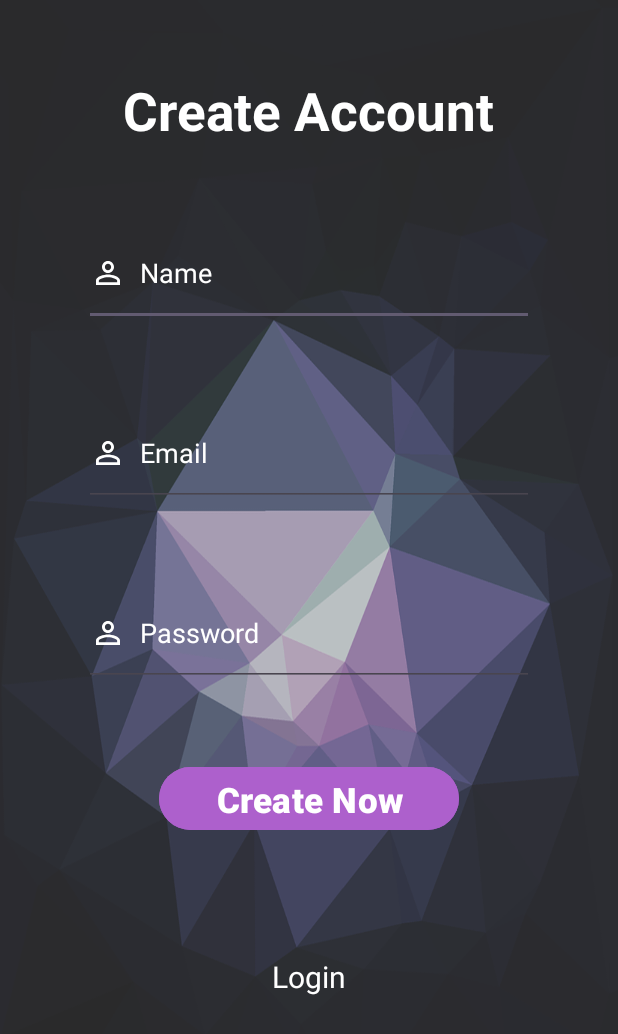
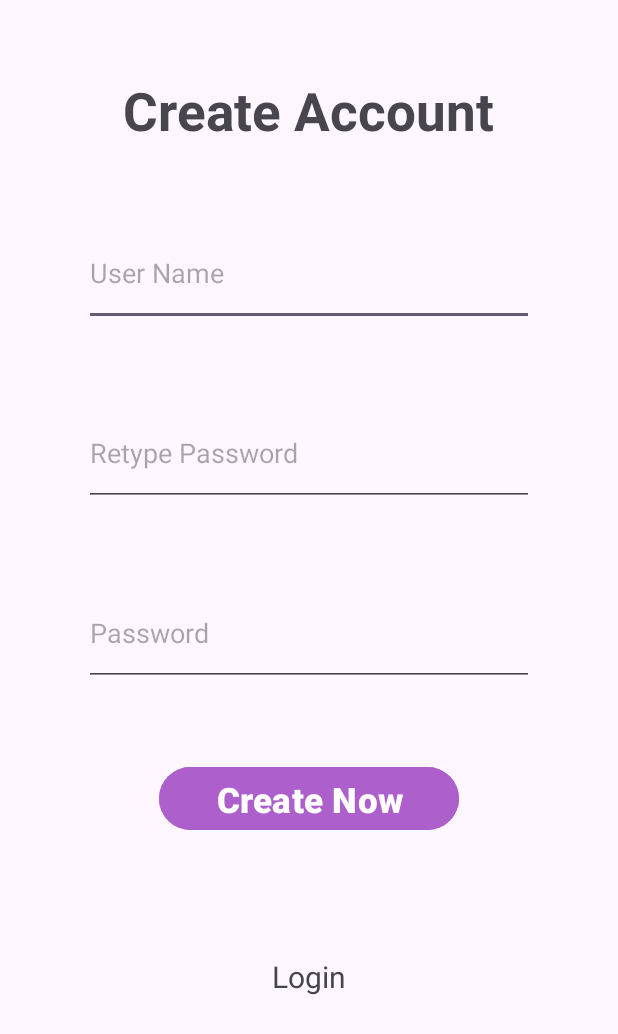
Before and after one commit to Akshadyemul/MicroProject, an Android app: the screen it shows after launch (CreateAccountActivity), after a tap on "Create Account", on a phone screen of 412 x 824 dp. Shown: the top 1034 px of the screen. Run offline under Robolectric (Android 15) with nearby library versions, the phone set to English and light mode, and no system bars.

Commit message:
micro project completed

```diff
--- a/app/src/main/java/com/akshadyemul/microproject/CreateAccountActivity.java
+++ b/app/src/main/java/com/akshadyemul/microproject/CreateAccountActivity.java
@@ -8,36 +8,68 @@ import android.view.View;
 import android.widget.Button;
 import android.widget.EditText;
 import android.widget.TextView;
+import android.widget.Toast;
 
 public class CreateAccountActivity extends AppCompatActivity {
+
+    TextView btnLogin;
+    EditText etUsername,etPassword,etRePassword;
+    Button btnCreateAccount;
+    DBHelper dbHelper;
 
     @Override
     protected void onCreate(Bundle savedInstanceState) {
         super.onCreate(savedInstanceState);
         setContentView(R.layout.activity_create_account);
 
-        TextView loginbt = findViewById(R.id.loginbt);
-        EditText nameET = findViewById(R.id.name);
-        EditText emailET = findViewById(R.id.email);
-        Button createAccountbt = findViewById(R.id.createaccountbt);
+        Intent login = new Intent(getApplicationContext(), LoginActivity.class);
 
-        String email = emailET.getText().toString();
-        String name = nameET.getText().toString();
+        btnLogin = findViewById(R.id.btnLogin);
+        etUsername = findViewById(R.id.etUsername);
+        etPassword = findViewById(R.id.etPassword);
+        etRePassword = findViewById(R.id.etRePassword);
+        btnCreateAccount = findViewById(R.id.btnCreateAccount);
 
-        Intent login = new Intent(getApplicationContext(), LoginActivity.class);
-        Intent createAccount = new Intent(getApplicationContext(), MainActivity.class);
+        dbHelper = new DBHelper(this);
 
-        createAccount.putExtra("name",name);
-        createAccount.putExtra("name",email);
-
-        createAccountbt.setOnClickListener(new View.OnClickListener() {
+        btnCreateAccount.setOnClickListener(new View.OnClickListener() {
             @Override
             public void onClick(View v) {
-                startActivity(createAccount);
+                // Retrieve the EditText values when the button is clicked
+//                String email = etUsername.getText().toString();
+//                String name = etPassword.getText().toString();
+//
+//                Intent createAccount = new Intent(getApplicationContext(), MainActivity.class);
+//                createAccount.putExtra("name", name);
+//                createAccount.putExtra("email", email);
+//                startActivity(createAccount);
+
+                String user, password, repassword;
+                user = etUsername.getText().toString();
+                password = etPassword.getText().toString();
+                repassword = etRePassword.getText().toString();
+
+                if (user.equals("") || password.equals("") || repassword.equals("")) {
+                    Toast.makeText(CreateAccountActivity.this, "Please fill all the fields", Toast.LENGTH_SHORT).show();
+                } else {
+                    if (password.equals(repassword)) {
+                        if (dbHelper.checkUsername(user)) {
+                            Toast.makeText(CreateAccountActivity.this, "User Already Exist", Toast.LENGTH_SHORT).show();
+                            return;
+                        }
+                        boolean registerSuccess = dbHelper.insertData(user, password);
+                        if (registerSuccess)
+                            Toast.makeText(CreateAccountActivity.this, "User Registered Successfully", Toast.LENGTH_SHORT).show();
+                        else
+                            Toast.makeText(CreateAccountActivity.this, "User Registered Failed", Toast.LENGTH_SHORT).show();
+                    } else {
+                        Toast.makeText(CreateAccountActivity.this, "Password do not match", Toast.LENGTH_SHORT).show();
+                    }
+                }
             }
         });
 
-        loginbt.setOnClickListener(new View.OnClickListener() {
+        btnLogin.setOnClickListener(new View.OnClickListener() {
             @Override
             public void onClick(View v) {
                 startActivity(login);
--- a/app/src/main/java/com/akshadyemul/microproject/LoginActivity.java
+++ b/app/src/main/java/com/akshadyemul/microproject/LoginActivity.java
@@ -2,41 +2,52 @@ package com.akshadyemul.microproject;
 
 import androidx.appcompat.app.AppCompatActivity;
 
+import android.app.Activity;
 import android.content.Intent;
 import android.os.Bundle;
 import android.view.View;
 import android.widget.Button;
 import android.widget.EditText;
 import android.widget.TextView;
+import android.widget.Toast;
 
 public class LoginActivity extends AppCompatActivity {
+
+    Button btnLogin;
+    TextView tvCreateAccount;
+    EditText etUsername, etPassword;
+    DBHelper dbHelper;
 
     @Override
     protected void onCreate(Bundle savedInstanceState) {
         super.onCreate(savedInstanceState);
         setContentView(R.layout.activity_login);
 
-        Button loginbt = findViewById(R.id.loginbt);
-        TextView createAccountbt = findViewById(R.id.createaccountbt);
-        EditText emailET = findViewById(R.id.email);
-        EditText passwordET = findViewById(R.id.password);
+        btnLogin = findViewById(R.id.btnLogin);
+        tvCreateAccount = findViewById(R.id.tvCreateAccount);
+        etUsername = findViewById(R.id.etUsername);
+        etPassword = findViewById(R.id.etPassword);
 
+        dbHelper = new DBHelper(this);
 
-        Intent home = new Intent(getApplicationContext(), MainActivity.class);
-
-        Intent createAccount = new Intent(getApplicationContext(), CreateAccountActivity.class);
-
-        loginbt.setOnClickListener(new View.OnClickListener() {
+        btnLogin.setOnClickListener(new View.OnClickListener() {
             @Override
             public void onClick(View v) {
-                String email = emailET.getText().toString();
-                startActivity(home);
+                boolean isLoggedId = dbHelper.checkUser(etUsername.getText().toString(), etPassword.getText().toString());
+                if (isLoggedId) {
+                    String user = etUsername.getText().toString();
+                    Intent i = new Intent(LoginActivity.this, MainActivity.class);
+                    i.putExtra("username",user);
+                    startActivity(i);
+                } else
+                    Toast.makeText(LoginActivity.this, "Login Failed", Toast.LENGTH_SHORT).show();
             }
         });
 
-        createAccountbt.setOnClickListener(new View.OnClickListener() {
+        tvCreateAccount.setOnClickListener(new View.OnClickListener() {
             @Override
             public void onClick(View v) {
+                Intent createAccount = new Intent(getApplicationContext(), CreateAccountActivity.class);
                 startActivity(createAccount);
             }
         });
--- a/app/src/main/res/layout/activity_create_account.xml
+++ b/app/src/main/res/layout/activity_create_account.xml
@@ -1,12 +1,11 @@
 <?xml version="1.0" encoding="utf-8"?>
-<LinearLayout xmlns:android="http://schemas.android.com/apk/res/android"
-    xmlns:app="http://schemas.android.com/apk/res-auto"
+<LinearLayout
+    xmlns:android="http://schemas.android.com/apk/res/android"
     xmlns:tools="http://schemas.android.com/tools"
     android:layout_width="match_parent"
     android:orientation="vertical"
     android:gravity="center_horizontal"
     android:layout_height="match_parent"
-    android:background="@drawable/background"
     tools:context=".CreateAccountActivity">
 
     <TextView
@@ -15,42 +14,32 @@
         android:text="Create Account"
         android:textSize="35dp"
         android:textStyle="bold"
-        android:textColor="@color/white"
         android:layout_marginTop="50dp"/>
 
     <EditText
         android:layout_marginTop="50dp"
-        android:id="@+id/name"
-        android:textColorHint="@color/white"
+        android:id="@+id/etUsername"
         android:layout_width="300dp"
         android:layout_height="70dp"
-        android:textColor="@color/white"
-        android:drawableLeft="@drawable/person"
-        android:hint="  Name"/>
+        android:hint="User Name"/>
 
     <EditText
         android:layout_marginTop="50dp"
-        android:id="@+id/email"
+        android:id="@+id/etPassword"
         android:layout_width="300dp"
         android:layout_height="70dp"
-        android:textColorHint="@color/white"
-        android:textColor="@color/white"
-        android:drawableLeft="@drawable/person"
-        android:hint="  Email"/>
+        android:hint="Retype Password"/>
 
 
     <EditText
         android:layout_marginTop="50dp"
-        android:id="@+id/password"
+        android:id="@+id/etRePassword"
         android:layout_width="300dp"
-        android:textColorHint="@color/white"
         android:layout_height="70dp"
-        android:textColor="@color/white"
-        android:drawableLeft="@drawable/person"
-        android:hint="  Password"/>
+        android:hint="Password"/>
 
     <Button
-        android:id="@+id/createaccountbt"
+        android:id="@+id/btnCreateAccount"
         android:layout_width="200dp"
         android:layout_height="50dp"
         android:layout_marginTop="50dp"
@@ -61,11 +50,10 @@
 
 
     <TextView
-        android:id="@+id/loginbt"
+        android:id="@+id/btnLogin"
         android:layout_width="wrap_content"
         android:layout_height="wrap_content"
         android:text="Login"
-        android:textColor="@color/white"
         android:textSize="20dp"
         android:layout_marginTop="80dp"/>
 
```
Also changed, not shown: app/src/main/java/com/akshadyemul/microproject/DBHelper.java (added, +53 -0 lines), app/src/main/java/com/akshadyemul/microproject/MainActivity.java (+2 -5 lines), app/src/main/res/layout/activity_login.xml (+6 -17 lines), app/src/main/res/layout/activity_main.xml (+2 -16 lines).
